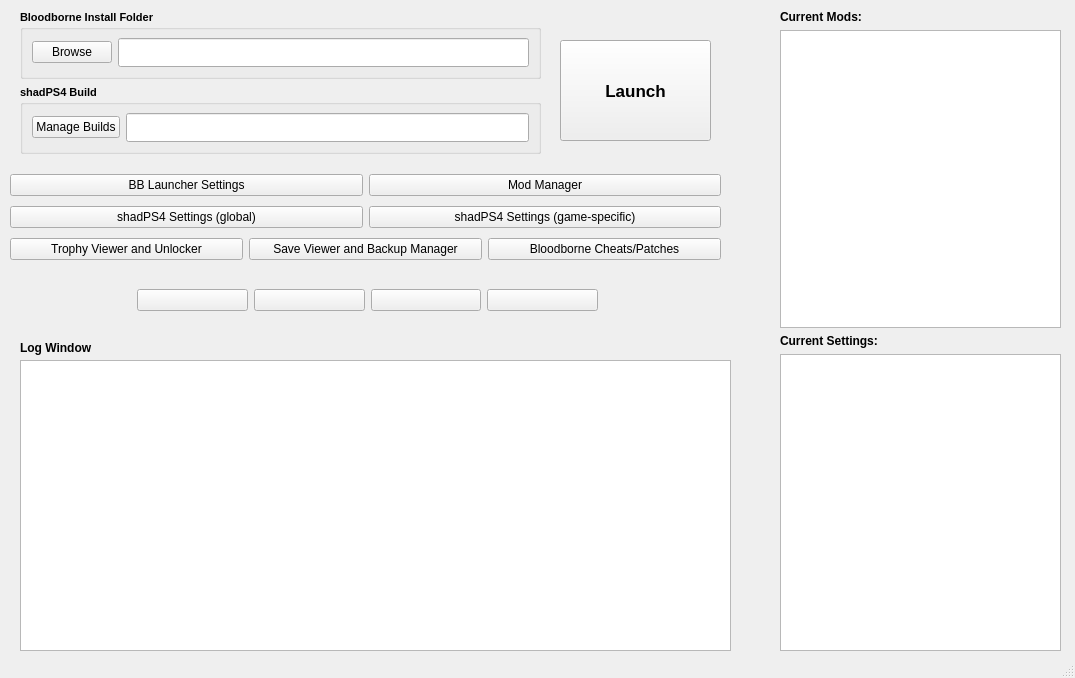
rainmakerv3/BB_Launcher, file modules/bblauncher.ui: the form before one commit.
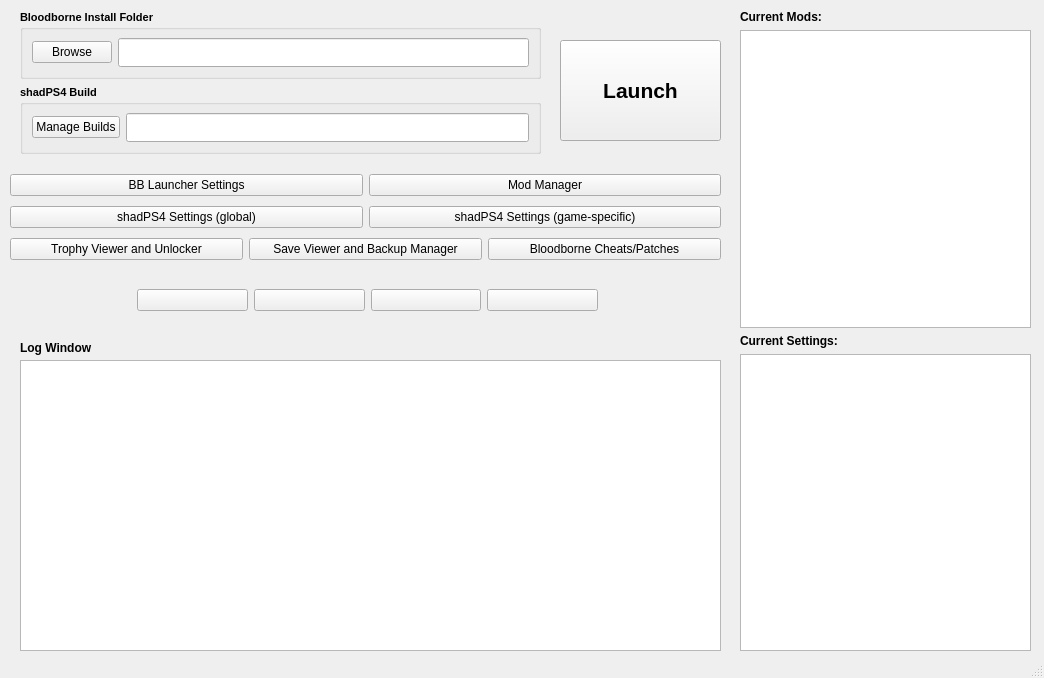
The form after the commit.

Commit message: layout adjustment

What changed in the file:
```diff
--- a/modules/bblauncher.ui
+++ b/modules/bblauncher.ui
@@ -9,7 +9,7 @@
    <rect>
     <x>0</x>
     <y>0</y>
-    <width>1075</width>
+    <width>1044</width>
     <height>678</height>
    </rect>
   </property>
@@ -28,13 +28,13 @@
      <rect>
       <x>560</x>
       <y>40</y>
-      <width>151</width>
+      <width>161</width>
       <height>101</height>
      </rect>
     </property>
     <property name="font">
      <font>
-      <pointsize>13</pointsize>
+      <pointsize>16</pointsize>
       <bold>true</bold>
      </font>
     </property>
@@ -313,7 +313,7 @@
      <rect>
       <x>20</x>
       <y>360</y>
-      <width>711</width>
+      <width>701</width>
       <height>291</height>
      </rect>
     </property>
@@ -334,9 +334,9 @@
    <widget class="QWidget" name="horizontalLayoutWidget_2">
     <property name="geometry">
      <rect>
-      <x>780</x>
+      <x>740</x>
       <y>10</y>
-      <width>281</width>
+      <width>291</width>
       <height>641</height>
      </rect>
     </property>
```
